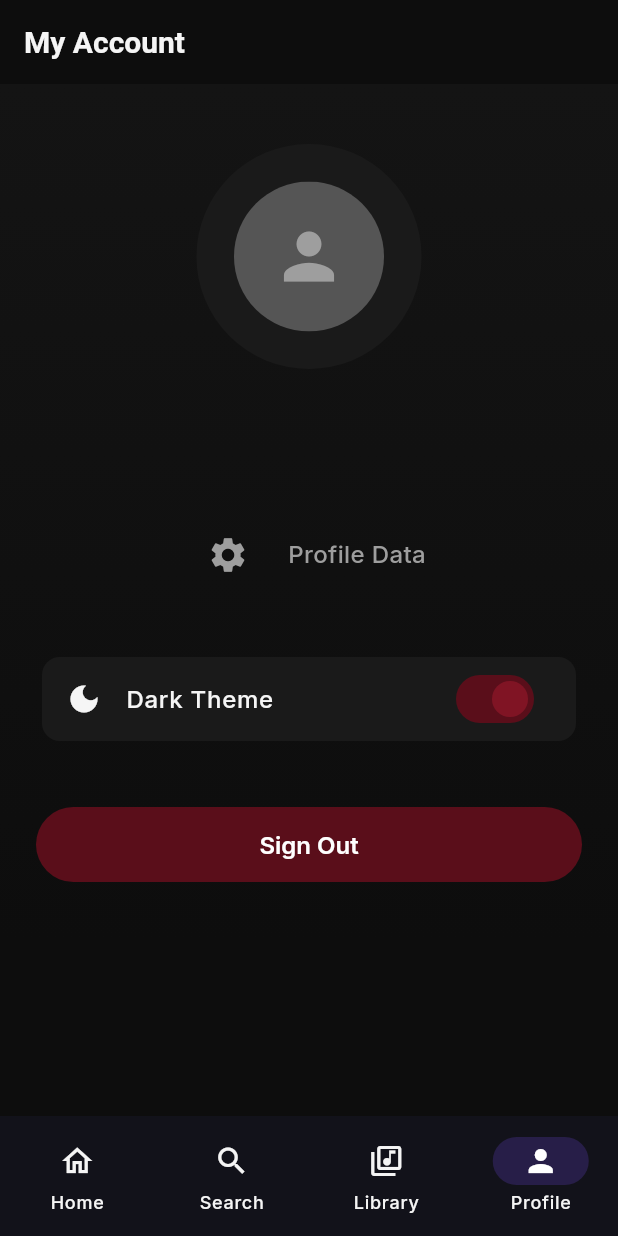
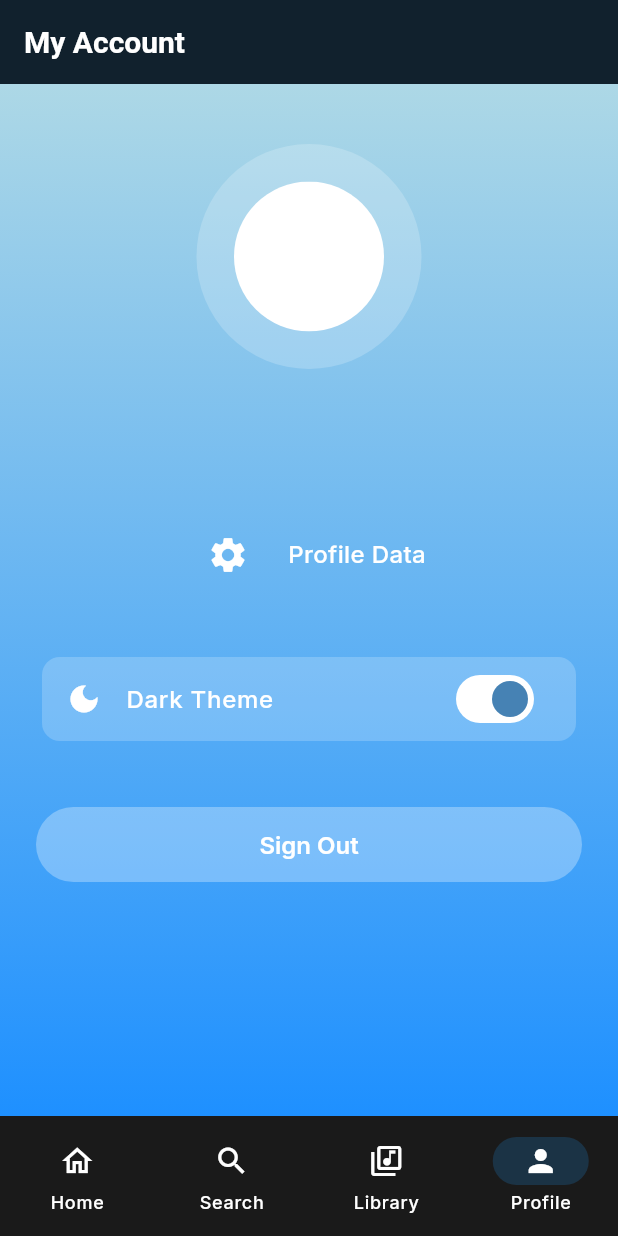
Before and after one commit to kae061/KAEMusic_app, a Flutter app: the MyAccountScreen screen opened by its route, on a phone screen of 412 x 824 dp. Run offline on Flutter 3.47's test engine with Material 3 defaults, Android fonts, the phone set to English and light mode, and no system bars; our stand-ins replace cached_network_image, dio, equatable, flutter_secure_storage, go_router, google_fonts and 3 more; accounts and stored records are empty; network calls fail.

```diff
--- a/frontend/lib/core/theme/app_theme.dart
+++ b/frontend/lib/core/theme/app_theme.dart
@@ -2,58 +2,55 @@ import 'package:flutter/material.dart';
 import 'package:google_fonts/google_fonts.dart';
 
 abstract class AppColors {
-  // Dark theme colors
-  static const Color darkBackground = Color(0xFF0D0D0D);
-  static const Color darkSurface = Color(0xFF141414);
-  static const Color darkSurfaceVariant = Color(0xFF1A1A1A);
-  static const Color darkCard = Color(0xFF161616);
+  static const Color darkBackground = Color(0xFF11212D);
+  static const Color darkSurface = Color(0xFF9BA8AB);
+  static const Color darkSurfaceVariant = Color(0xFF4A5C6A);
+  static const Color darkCard = Color(0xFF06141B);
 
-  // Light theme colors
-  static const Color lightBackground = Color(0xFFF5F5F5);
+  static const Color lightBackground = Color(0xFFC7B7A3);
   static const Color lightSurface = Color(0xFFFFFFFF);
-  static const Color lightSurfaceVariant = Color(0xFFE8E8E8);
-  static const Color lightCard = Color(0xFFFFFFFF);
+  static const Color lightSurfaceVariant = Color(0xFFC7B7A3);
+  static const Color lightCard = Color(0xFF561C24);
 
-  // Common colors
-  static const Color primary = Color(0xFF5A0E1A);
-  static const Color primaryLight = Color(0xFF801424);
-  static const Color primaryDark = Color(0xFF38050E);
+  static const Color primary = Color(0xFF854F6C);
+  static const Color primaryLight = Color(0xFFDFB6B2);
+  static const Color primaryDark = Color(0xFF190019);
 
-  static const Color accent = Color(0xFF9E1B32);
-  static const Color accentLight = Color(0xFFC82333);
+  static const Color accent = Color(0xFFF6DBCD);
+  static const Color accentLight = Color(0xFF935073);
 
-  // Dark theme text colors
-  static const Color darkTextPrimary = Color(0xFFF5F5F5);
-  static const Color darkTextSecondary = Color(0xFF9E9E9E);
-  static const Color darkTextDisabled = Color(0xFF555555);
+  static const Color darkTextPrimary = Color(0xFFFFFFFF);
+  static const Color darkTextSecondary = Color(0xFFFFFFFF);
+  static const Color darkTextDisabled = Color(0xFFFFFFFF);
 
-  // Light theme text colors
-  static const Color lightTextPrimary = Color(0xFF1A1A1A);
-  static const Color lightTextSecondary = Color(0xFF666666);
-  static const Color lightTextDisabled = Color(0xFFAAAAAA);
+  static const Color lightTextPrimary = Color(0xFF000000);
+  static const Color lightTextSecondary = Color(0xFF000000);
+  static const Color lightTextDisabled = Color(0xFF000000);
 
-  static const Color error = Color(0xFFFF5252);
-  static const Color success = Color(0xFF00E676);
-  static const Color warning = Color(0xFFFFD740);
+  static const Color error = Color(0xFFD96B6B);
+  static const Color success = Color(0xFF7FA986);
+  static const Color warning = Color(0xFFE5B869);
+
+  static const Color lightBlueAccent = Color(0xFFADD8E6);
+  static const Color oceanBlue = Color(0xFF1E90FF);
 
   static const List<Color> primaryGradient = [
-    Color(0xFF5A0E1A),
-    Color(0xFF38050E),
+    Color(0xFFFF6766),
+    Color(0xFFCA285),
   ];
   static const List<Color> darkBackgroundGradient = [
-    Color(0xFF141414),
-    Color(0xFF0D0D0D),
+    Color(0xFF11212D),
+    Color(0xFF4A5C6A),
   ];
   static const List<Color> darkCardGradient = [
-    Color(0xFF1C1C1C),
-    Color(0xFF141414),
+    Color(0xFF4A5C6A),
+    Color(0xFF06141B),
   ];
   static const List<Color> accentGradient = [
-    Color(0xFF801424),
-    Color(0xFF5A0E1A),
+    Color(0xFF9BA8AB),
+    Color(0xFF4A5C6A),
   ];
 
-  // Backwards compatibility - defaults to dark theme colors (const)
   static const Color background = darkBackground;
   static const Color surface = darkSurface;
   static const Color surfaceVariant = darkSurfaceVariant;
@@ -230,8 +227,8 @@ class AppTheme {
       ),
       bottomNavigationBarTheme: const BottomNavigationBarThemeData(
         backgroundColor: AppColors.darkSurface,
-        selectedItemColor: AppColors.primaryLight,
-        unselectedItemColor: AppColors.darkTextSecondary,
+        selectedItemColor: Colors.white,
+        unselectedItemColor: Colors.white,
         type: BottomNavigationBarType.fixed,
         elevation: 0,
       ),
@@ -419,8 +416,8 @@ class AppTheme {
       ),
       bottomNavigationBarTheme: const BottomNavigationBarThemeData(
         backgroundColor: AppColors.lightSurface,
-        selectedItemColor: AppColors.primaryLight,
-        unselectedItemColor: AppColors.lightTextSecondary,
+        selectedItemColor: Colors.white,
+        unselectedItemColor: Colors.white,
         type: BottomNavigationBarType.fixed,
         elevation: 0,
       ),
--- a/frontend/lib/presentation/screens/profile/my_account_screen.dart
+++ b/frontend/lib/presentation/screens/profile/my_account_screen.dart
@@ -334,11 +334,19 @@ class _MyAccountScreenState extends State<MyAccountScreen> {
     return Scaffold(
       appBar: AppBar(
         title: const Text('My Account'),
+        backgroundColor: Colors.transparent,
+        elevation: 0,
+        scrolledUnderElevation: 0,
       ),
       body: Container(
+        width: double.infinity,
+        height: MediaQuery.of(context).size.height,
         decoration: const BoxDecoration(
           gradient: LinearGradient(
-            colors: AppColors.backgroundGradient,
+            colors: [
+              AppColors.lightBlueAccent,
+              AppColors.oceanBlue,
+            ],
             begin: Alignment.topCenter,
             end: Alignment.bottomCenter,
           ),
@@ -363,7 +371,7 @@ class _MyAccountScreenState extends State<MyAccountScreen> {
                           height: 150,
                           child: CircleAvatar(
                             radius: 75,
-                            backgroundColor: AppColors.surfaceVariant,
+                            backgroundColor: Colors.white.withValues(alpha: 0.2),
                             child: _buildAvatar(resolvedAvatar, auth),
                           ),
                         ),
@@ -371,7 +379,7 @@ class _MyAccountScreenState extends State<MyAccountScreen> {
                         Text(
                           displayName,
                           style: const TextStyle(
-                            color: AppColors.textPrimary,
+                            color: Colors.white,
                             fontSize: 28,
                             fontWeight: FontWeight.bold,
                           ),
@@ -387,14 +395,14 @@ class _MyAccountScreenState extends State<MyAccountScreen> {
                       children: [
                         IconButton(
                           icon: const Icon(Icons.settings, size: 28),
-                          color: AppColors.textSecondary,
+                          color: Colors.white,
                           onPressed: () => _showProfileDialog(context, auth),
                         ),
                         const SizedBox(width: 16),
                         const Text(
                           'Profile Data',
                           style: TextStyle(
-                            color: AppColors.textSecondary,
+                            color: Colors.white,
                             fontSize: 16,
                             fontWeight: FontWeight.w500,
                           ),
@@ -408,19 +416,19 @@ class _MyAccountScreenState extends State<MyAccountScreen> {
                       return Padding(
                         padding: const EdgeInsets.symmetric(horizontal: 24),
                         child: Card(
-                          color: AppColors.surfaceVariant,
+                          color: Colors.white.withValues(alpha: 0.2),
                           shape: RoundedRectangleBorder(
                             borderRadius: BorderRadius.circular(12),
                           ),
                           child: ListTile(
                             leading: Icon(
                               themeProvider.isDarkMode ? Icons.dark_mode : Icons.light_mode,
-                              color: AppColors.textPrimary,
+                              color: Colors.white,
                             ),
                             title: Text(
                               themeProvider.isDarkMode ? 'Dark Theme' : 'Light Theme',
                               style: const TextStyle(
-                                color: AppColors.textPrimary,
+                                color: Colors.white,
                                 fontSize: 16,
                                 fontWeight: FontWeight.w500,
                               ),
@@ -430,8 +438,8 @@ class _MyAccountScreenState extends State<MyAccountScreen> {
                               onChanged: (value) {
                                 themeProvider.toggleTheme();
                               },
-                              activeTrackColor: AppColors.primary,
-                              activeThumbColor: AppColors.primaryLight,
+                              activeTrackColor: Colors.white,
+                              activeThumbColor: const Color(0xFF4682B4),
                             ),
                           ),
                         ),
@@ -446,8 +454,9 @@ class _MyAccountScreenState extends State<MyAccountScreen> {
                       height: 50,
                       child: ElevatedButton(
                         style: ElevatedButton.styleFrom(
-                          backgroundColor: AppColors.primary,
+                          backgroundColor: Colors.white.withValues(alpha: 0.3),
                           foregroundColor: Colors.white,
+                          elevation: 0,
                           shape: RoundedRectangleBorder(
                             borderRadius: BorderRadius.circular(25),
                           ),
--- a/frontend/lib/presentation/widgets/app_scaffold.dart
+++ b/frontend/lib/presentation/widgets/app_scaffold.dart
@@ -28,11 +28,18 @@ class AppScaffold extends StatelessWidget {
         mainAxisSize: MainAxisSize.min,
         children: [
           if (player.hasCurrentTrack) const MiniPlayer(),
-          NavigationBar(
-            selectedIndex: currentIndex,
-            backgroundColor: const Color(0xFF12121A),
-            indicatorColor: const Color(0xFF7C4DFF).withValues(alpha: 0.2),
-            labelBehavior: NavigationDestinationLabelBehavior.alwaysShow,
+          Theme(
+            data: Theme.of(context).copyWith(
+              iconTheme: const IconThemeData(color: Colors.white),
+              textTheme: Theme.of(context).textTheme.copyWith(
+                bodySmall: const TextStyle(color: Colors.white),
+              ),
+            ),
+            child: NavigationBar(
+              selectedIndex: currentIndex,
+              backgroundColor: const Color(0xFF1A1A1A),
+              indicatorColor: Colors.blue.withValues(alpha: 0.2),
+              labelBehavior: NavigationDestinationLabelBehavior.alwaysShow,
             onDestinationSelected: (idx) {
               switch (idx) {
                 case 0:
@@ -68,6 +75,7 @@ class AppScaffold extends StatelessWidget {
               ),
             ],
           ),
+          ),
         ],
       ),
     );
```
Also changed, not shown: 1 other file.
